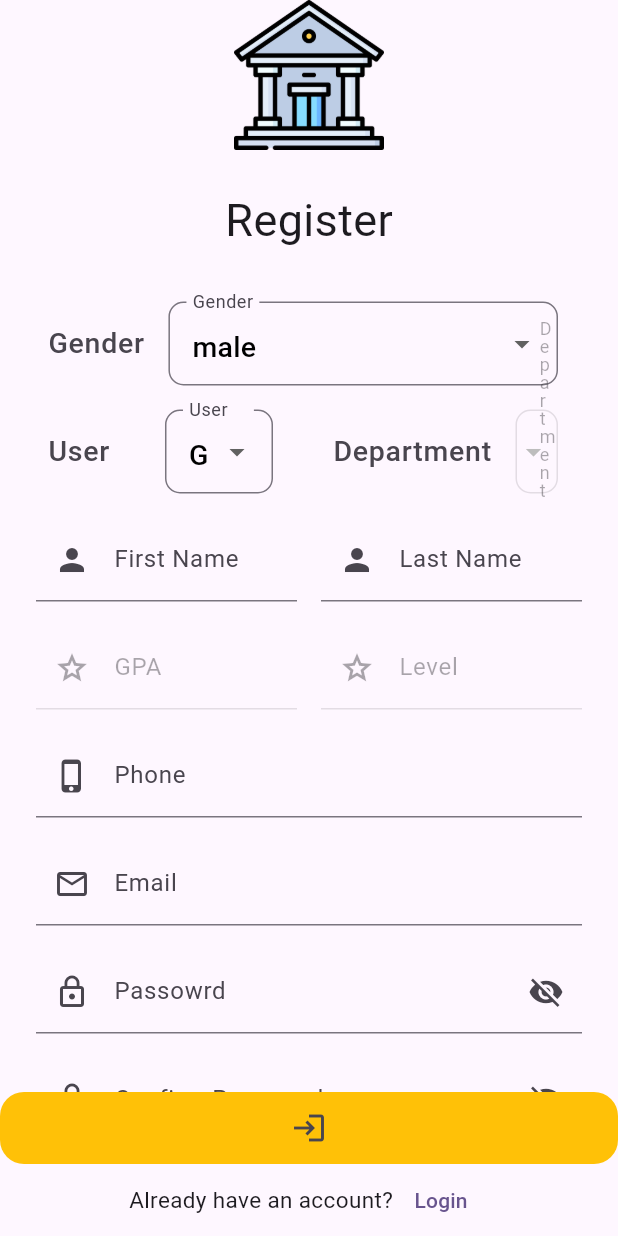
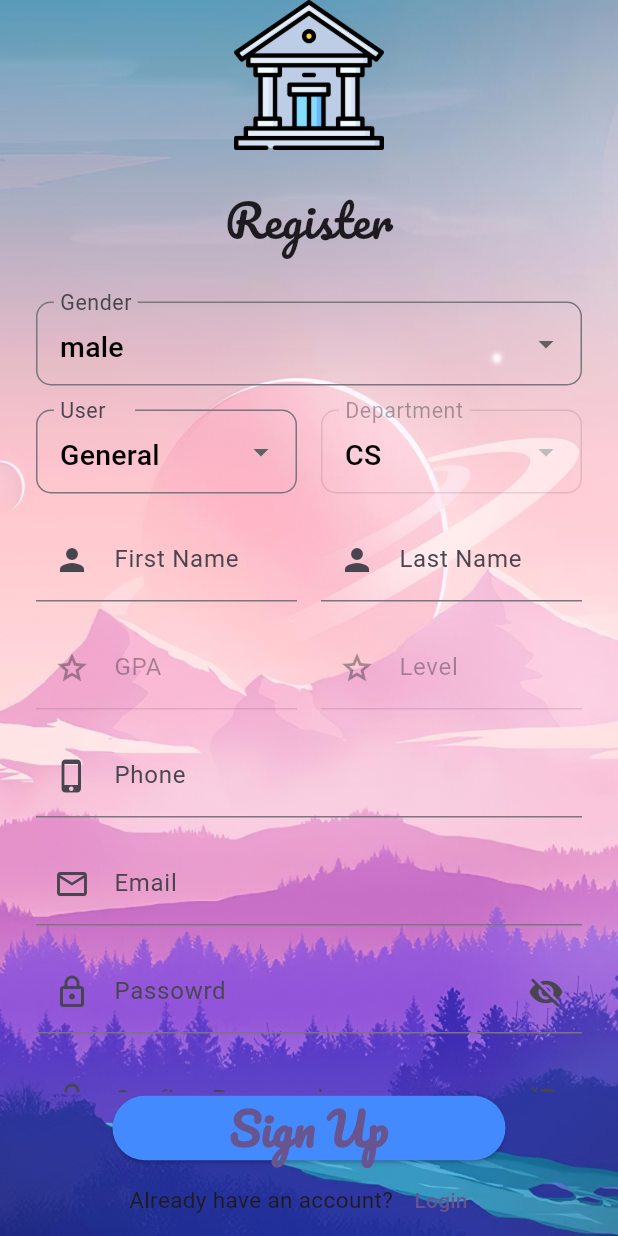
Before and after one commit to MoMo-Sarhan/graduate, a Flutter app: the screen it shows after launch, on a phone screen of 412 x 824 dp. Run offline on Flutter 3.47's test engine with Material 3 defaults, Android fonts, the phone set to English and light mode, and no system bars; our stand-ins replace firebase_core; accounts and stored records are empty.

Commit message:
modify register page

```diff
--- a/lib/Pages/RegisterPage.dart
+++ b/lib/Pages/RegisterPage.dart
@@ -1,4 +1,5 @@
 import 'dart:developer';
+import 'dart:ui';
 
 import 'package:flutter/material.dart';
 import 'package:graduate/Pages/LoginPage.dart';
@@ -38,7 +39,13 @@ class _RegisterPageState extends State<RegisterPage> {
   @override
   Widget build(BuildContext context) {
     return Scaffold(
-        body: Form(
+        body: Container(
+      height: double.infinity,
+      width: double.infinity,
+      decoration: const BoxDecoration(
+          image: DecorationImage(
+              image: AssetImage('assets/images/bg1.jpeg'), fit: BoxFit.fill)),
+      child: Form(
         key: widget.formKey,
         child: Column(
           children: [
@@ -246,7 +253,7 @@ class _RegisterPageState extends State<RegisterPage> {
                       if (value.isEmpty) return 'Enter Email';
                       return null;
                     },
-                  controller:_emailController,
+                    controller: _emailController,
                     label: 'Email',
                     hintText: 'Enter Email',
                   ),
@@ -328,6 +335,7 @@ class _RegisterPageState extends State<RegisterPage> {
             )
           ],
         ),
+      ),
     ));
   }
 }
--- a/lib/component/CustomButton.dart
+++ b/lib/component/CustomButton.dart
@@ -1,23 +1,27 @@
 import 'package:flutter/material.dart';
 
 class CustomButton extends StatelessWidget {
-  CustomButton({
-    required this.formKey
-  });
-  GlobalKey<FormState>formKey;
-
+  CustomButton({required this.formKey, required this.buttonText});
+  GlobalKey<FormState> formKey;
+  final String buttonText;
 
   @override
   Widget build(BuildContext context) {
-    return Container(
-      width: double.infinity,
-      decoration: BoxDecoration(
-          borderRadius: BorderRadius.circular(16), color: Colors.amber),
-      child: IconButton(
-          onPressed: () {
-            formKey.currentState!.validate();
-          },
-          icon: Icon(Icons.login)),
-    );
+    return ElevatedButton(
+        style: ButtonStyle(
+            minimumSize: MaterialStatePropertyAll(
+                Size(MediaQuery.of(context).size.width - 150, 40)),
+            backgroundColor: const MaterialStatePropertyAll(Colors.blueAccent)),
+        onPressed: () {
+          formKey.currentState!.validate();
+        },
+        child: Text(
+          buttonText,
+          style: const TextStyle(
+            fontSize: 30,
+            fontFamily: 'pacifico',
+            fontWeight: FontWeight.bold,
+          ),
+        ));
   }
 }
--- a/lib/component/dropDownGender.dart
+++ b/lib/component/dropDownGender.dart
@@ -25,19 +25,18 @@ class CustomDropDown extends StatefulWidget {
 class _CustomDropDownState extends State<CustomDropDown> {
   @override
   Widget build(BuildContext context) {
-    return ListTile(
-      leading: Text(
-        widget.leading,
-        style: TextStyle(fontSize: 19),
-      ),
-      title: DropdownButtonFormField(
+    return Padding(
+      padding: const EdgeInsets.all(8.0),
+      child: DropdownButtonFormField(
           validator: widget.validator,
           alignment: Alignment.centerLeft,
           isExpanded: widget.isEnabled,
           decoration: InputDecoration(
-
               enabled: widget.isEnabled,
-              label: Text(widget.leading),
+              label: Text(
+                widget.leading,
+                style: const TextStyle(fontSize: 19),
+              ),
               border:
                   OutlineInputBorder(borderRadius: BorderRadius.circular(10))),
           borderRadius: BorderRadius.circular(10),
@@ -47,10 +46,13 @@ class _CustomDropDownState extends State<CustomDropDown> {
                 value: item,
                 child: Text(
                   item,
-                  style: TextStyle(fontSize: 19, color: Colors.black),
+                  style: TextStyle(
+                    fontSize: 19,
+                    color: Colors.black,
+                  ),
                 ));
           }).toList(),
-          onChanged: widget.isEnabled ? widget.onChange:null),
+          onChanged: widget.isEnabled ? widget.onChange : null),
     );
   }
 }
--- a/lib/main.dart
+++ b/lib/main.dart
@@ -1,5 +1,6 @@
 import 'package:firebase_core/firebase_core.dart';
 import 'package:flutter/material.dart';
+import 'package:graduate/Pages/LoginPage.dart';
 import 'package:graduate/Pages/RegisterPage.dart';
 import 'package:graduate/firebase_options.dart';
 
@@ -18,6 +19,7 @@ class MyApp extends StatelessWidget {
     return MaterialApp(
       routes: {
         RegisterPage.ID: (context) => RegisterPage(),
+        LoginPage.ID:(context)=>LoginPage(),
       },
       debugShowCheckedModeBanner: false,
       title: 'Flutter Demo',
--- /dev/null
+++ b/lib/services/auth/auth_services.dart
@@ -0,0 +1,14 @@
+import 'package:graduate/models/user_model.dart';
+
+class AuthService{
+
+
+void SignUpWithEmailAndPassword({required UserModel user}){
+  // TODO : Implement sign up with email and password method here
+}
+void SignInWithEmailAndPassword({required String email,required String password}){
+  // TODO : Implement sign in with email and password method here
+
+}
+
+}
```
Also changed, not shown: pubspec.yaml (+7 -6 lines). Lines whose indentation alone changed are shown as unchanged.
